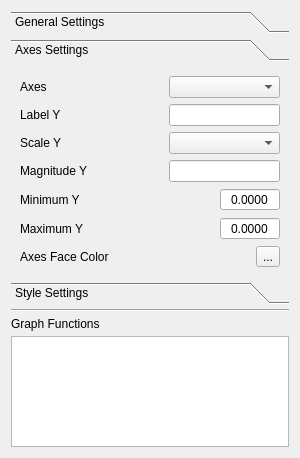
Above: plot_tool/designer/plotter_visor/plotter_visor_ui.ui from grupo-tc-volcan/plot-tool before the change. Below: the same form after it.
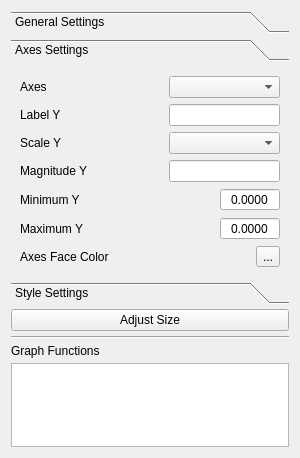
That is the form after the change.

Commit message: Auto Adjust Size Button added. Some bugs fixed! (Intervals)

Patch:
```diff
--- a/plot_tool/designer/plotter_visor/plotter_visor_ui.ui
+++ b/plot_tool/designer/plotter_visor/plotter_visor_ui.ui
@@ -502,6 +502,17 @@
      </widget>
     </widget>
    </item>
+   <item>
+    <layout class="QHBoxLayout" name="horizontalLayout_8">
+     <item>
+      <widget class="QPushButton" name="adjustButton">
+       <property name="text">
+        <string>Adjust Size</string>
+       </property>
+      </widget>
+     </item>
+    </layout>
+   </item>
    <item>
     <widget class="Line" name="line_2">
      <property name="orientation">
```
Left out of the diff: 8 changed lines with no effect on the pictures. The commit also changes 41 other files.
